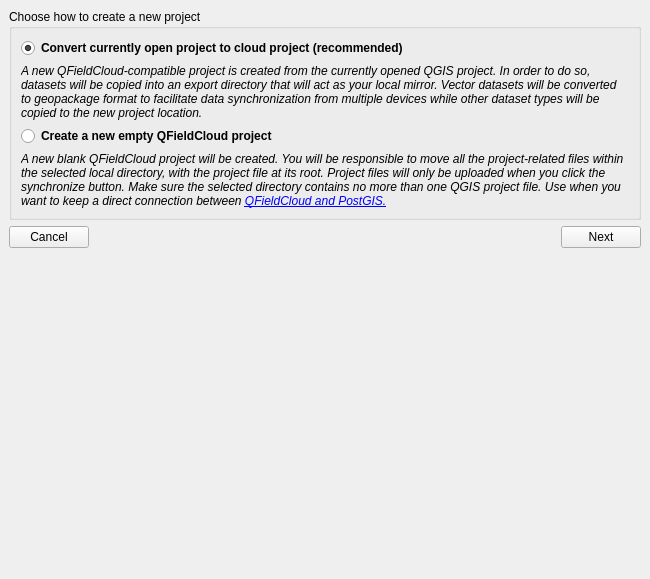
opengisch/qfieldsync, file qfieldsync/ui/cloud_create_project_widget.ui: the form before one commit.
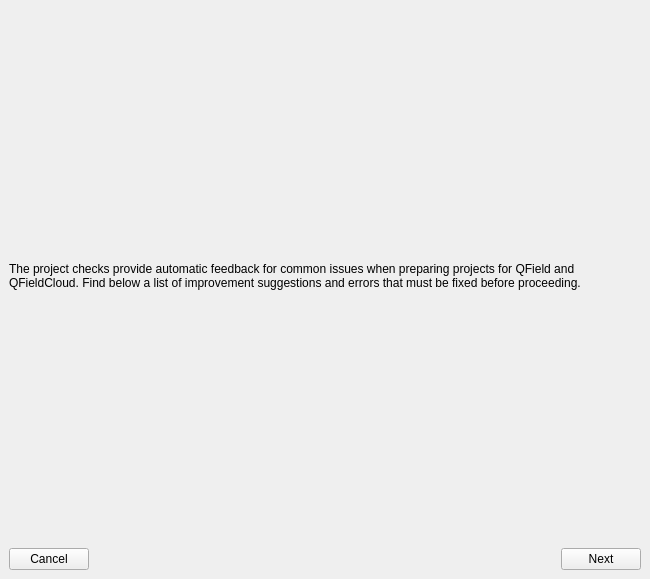
The form after the commit. Icons and pictures are not drawn.

Commit message: refactoring: removing the cloudify options

```diff
--- a/qfieldsync/ui/cloud_create_project_widget.ui
+++ b/qfieldsync/ui/cloud_create_project_widget.ui
@@ -34,76 +34,26 @@
      <widget class="QWidget" name="selectTypePage">
       <layout class="QVBoxLayout" name="verticalLayout_2">
        <item>
-        <widget class="QGroupBox" name="groupBox">
-         <property name="title">
-          <string>Choose how to create a new project</string>
+        <widget class="QLabel" name="compatibilityInfoLabel">
+         <property name="sizePolicy">
+          <sizepolicy hsizetype="Preferred" vsizetype="Minimum">
+           <horstretch>0</horstretch>
+           <verstretch>0</verstretch>
+          </sizepolicy>
          </property>
-         <layout class="QVBoxLayout" name="verticalLayout_5">
-          <item>
-           <widget class="QRadioButton" name="cloudifyRadioButton">
-            <property name="font">
-             <font>
-              <bold>true</bold>
-             </font>
-            </property>
-            <property name="text">
-             <string>Convert currently open project to cloud project (recommended)</string>
-            </property>
-            <property name="checked">
-             <bool>true</bool>
-            </property>
-           </widget>
-          </item>
-          <item>
-           <widget class="QLabel" name="cloudifyInfoLabel">
-            <property name="font">
-             <font>
-              <italic>true</italic>
-             </font>
-            </property>
-            <property name="text">
-             <string>A new QFieldCloud-compatible project is created from the currently opened QGIS project. In order to do so, datasets will be copied into an export directory that will act as your local mirror. Vector datasets will be converted to geopackage format to facilitate data synchronization from multiple devices while other dataset types will be copied to the new project location.</string>
-            </property>
-            <property name="wordWrap">
-             <bool>true</bool>
-            </property>
-           </widget>
-          </item>
-          <item>
-           <widget class="QRadioButton" name="createCloudRadioButton">
-            <property name="font">
-             <font>
-              <bold>true</bold>
-             </font>
-            </property>
-            <property name="text">
-             <string>Create a new empty QFieldCloud project</string>
-            </property>
-           </widget>
-          </item>
-          <item>
-           <widget class="QLabel" name="createCloudInfoLabel">
-            <property name="font">
-             <font>
-              <italic>true</italic>
-             </font>
-            </property>
-            <property name="text">
-             <string>A new blank QFieldCloud project will be created. You will be responsible to move all the project-related files within the selected local directory, with the project file at its root. Project files will only be uploaded when you click the synchronize button. Make sure the selected directory contains no more than one QGIS project file. Use when you want to keep a direct connection between &lt;a href=&quot;https://docs.qfield.org/get-started/tutorials/advanced-setup-qfc/#postgis&quot;&gt;QFieldCloud and PostGIS.&lt;/a&gt;</string>
-            </property>
-            <property name="wordWrap">
-             <bool>true</bool>
-            </property>
-            <property name="openExternalLinks">
-             <bool>true</bool>
-            </property>
-           </widget>
-          </item>
-         </layout>
+         <property name="text">
+          <string>The project checks provide automatic feedback for common issues when preparing projects for QField and QFieldCloud. Find below a list of improvement suggestions and errors that must be fixed before proceeding.</string>
+         </property>
+         <property name="wordWrap">
+          <bool>true</bool>
+         </property>
         </widget>
        </item>
        <item>
-        <layout class="QHBoxLayout" name="horizontalLayout">
+        <layout class="QVBoxLayout" name="checkerTableLayout"/>
+       </item>
+       <item>
+        <layout class="QHBoxLayout" name="checkerButtonsHLayout">
          <item>
           <widget class="QPushButton" name="cancelButton">
            <property name="text">
@@ -112,7 +62,7 @@
           </widget>
          </item>
          <item>
-          <spacer name="horizontalSpacer">
+          <spacer name="checkerHorizontalSpacer">
            <property name="orientation">
             <enum>Qt::Horizontal</enum>
            </property>
@@ -133,19 +83,6 @@
          </item>
         </layout>
        </item>
-       <item>
-        <spacer name="verticalSpacer">
-         <property name="orientation">
-          <enum>Qt::Vertical</enum>
-         </property>
-         <property name="sizeHint" stdset="0">
-          <size>
-           <width>20</width>
-           <height>40</height>
-          </size>
-         </property>
-        </spacer>
-       </item>
       </layout>
      </widget>
      <widget class="QWidget" name="projectDetailsPage">
```
Left out of the diff: 2 changed lines with no effect on the pictures. The commit also changes 3 other files.
